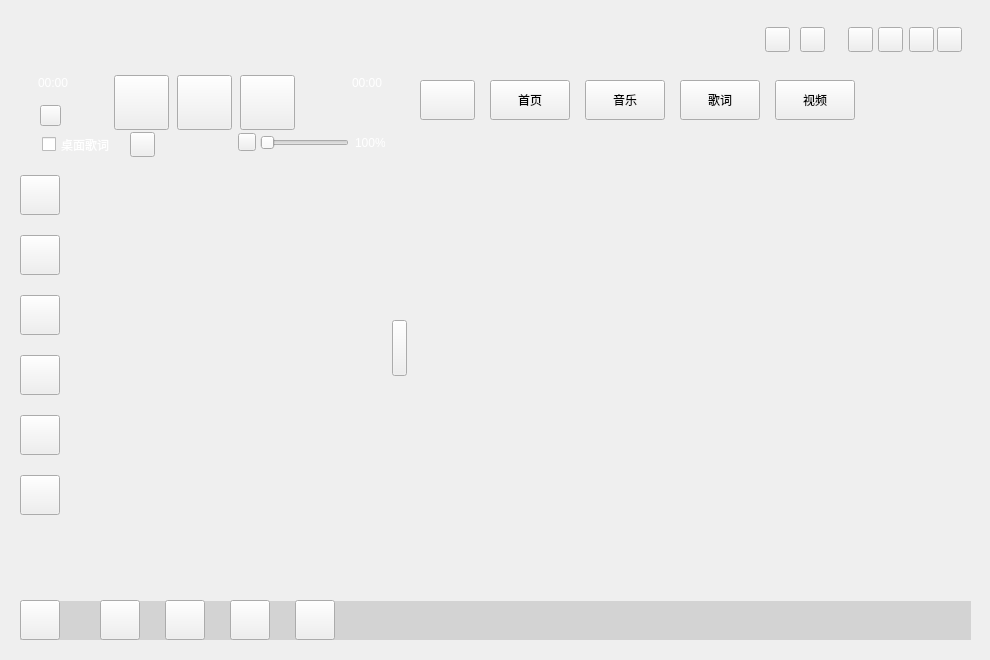
Before: the Qt Designer form ui/application/musicapplication.ui in Greedysky/TTKMusicPlayer, drawn with Qt 5.
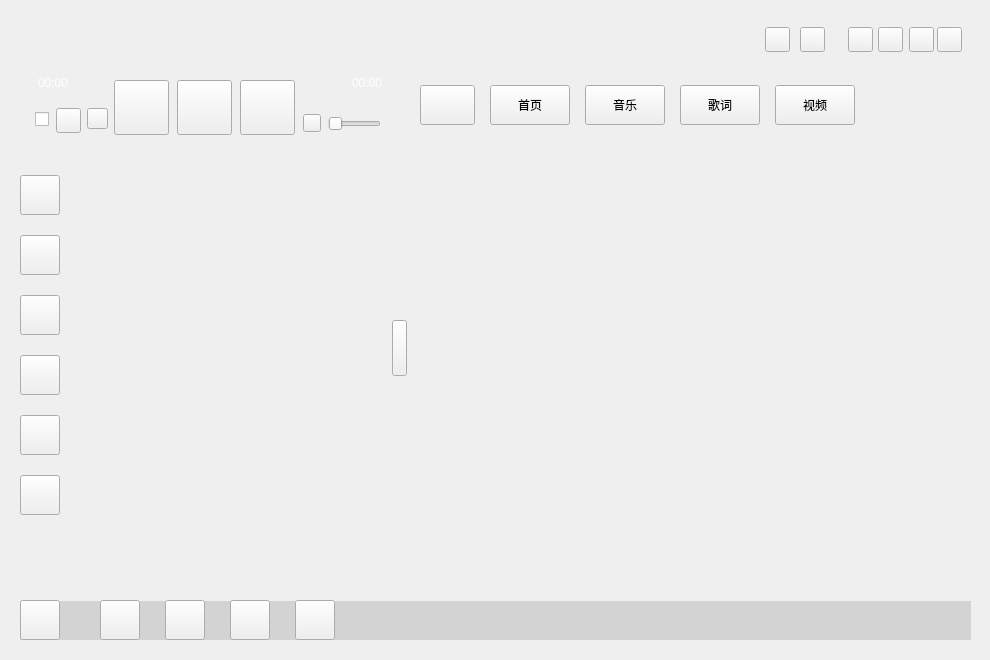
After: the same form once the commit is applied. Icons and pictures are not drawn. Custom widgets are drawn as their Qt base class.

Commit message: adjust the application ui position[885493]

The edit to the form file:
```diff
--- a/ui/application/musicapplication.ui
+++ b/ui/application/musicapplication.ui
@@ -69,7 +69,7 @@
    <property name="geometry">
     <rect>
      <x>114</x>
-     <y>75</y>
+     <y>80</y>
      <width>55</width>
      <height>55</height>
     </rect>
@@ -82,7 +82,7 @@
    <property name="geometry">
     <rect>
      <x>240</x>
-     <y>75</y>
+     <y>80</y>
      <width>55</width>
      <height>55</height>
     </rect>
@@ -124,7 +124,7 @@
    <property name="geometry">
     <rect>
      <x>177</x>
-     <y>75</y>
+     <y>80</y>
      <width>55</width>
      <height>55</height>
     </rect>
@@ -136,8 +136,8 @@
   <widget class="QToolButton" name="musicSound">
    <property name="geometry">
     <rect>
-     <x>238</x>
-     <y>133</y>
+     <x>303</x>
+     <y>114</y>
      <width>18</width>
      <height>18</height>
     </rect>
@@ -152,9 +152,9 @@
   <widget class="QSlider" name="musicSoundSlider">
    <property name="geometry">
     <rect>
-     <x>260</x>
-     <y>135</y>
-     <width>89</width>
+     <x>328</x>
+     <y>116</y>
+     <width>53</width>
      <height>16</height>
     </rect>
    </property>
@@ -162,29 +162,13 @@
     <enum>Qt::Horizontal</enum>
    </property>
   </widget>
-  <widget class="QLabel" name="volumeValue">
-   <property name="geometry">
-    <rect>
-     <x>355</x>
-     <y>135</y>
-     <width>30</width>
-     <height>15</height>
-    </rect>
-   </property>
-   <property name="styleSheet">
-    <string notr="true">color:#FFFFFF;</string>
-   </property>
-   <property name="text">
-    <string>100%</string>
-   </property>
-  </widget>
   <widget class="QStackedWidget" name="songsContainer">
    <property name="geometry">
     <rect>
      <x>60</x>
-     <y>165</y>
+     <y>138</y>
      <width>331</width>
-     <height>436</height>
+     <height>461</height>
     </rect>
    </property>
   </widget>
@@ -336,9 +320,9 @@
    <property name="geometry">
     <rect>
      <x>410</x>
-     <y>120</y>
+     <y>140</y>
      <width>521</width>
-     <height>481</height>
+     <height>461</height>
     </rect>
    </property>
    <property name="currentIndex">
@@ -356,7 +340,7 @@
    <property name="geometry">
     <rect>
      <x>585</x>
-     <y>80</y>
+     <y>85</y>
      <width>80</width>
      <height>40</height>
     </rect>
@@ -372,7 +356,7 @@
    <property name="geometry">
     <rect>
      <x>680</x>
-     <y>80</y>
+     <y>85</y>
      <width>80</width>
      <height>40</height>
     </rect>
@@ -388,7 +372,7 @@
    <property name="geometry">
     <rect>
      <x>420</x>
-     <y>80</y>
+     <y>85</y>
      <width>55</width>
      <height>40</height>
     </rect>
@@ -404,7 +388,7 @@
    <property name="geometry">
     <rect>
      <x>490</x>
-     <y>80</y>
+     <y>85</y>
      <width>80</width>
      <height>40</height>
     </rect>
@@ -432,17 +416,14 @@
   <widget class="QCheckBox" name="musicDesktopLrc">
    <property name="geometry">
     <rect>
-     <x>42</x>
-     <y>135</y>
-     <width>71</width>
+     <x>35</x>
+     <y>110</y>
+     <width>16</width>
      <height>19</height>
     </rect>
    </property>
-   <property name="styleSheet">
-    <string notr="true">color:#FFFFFF;</string>
-   </property>
    <property name="text">
-    <string>桌面歌词</string>
+    <string/>
    </property>
    <property name="checkable">
     <bool>true</bool>
@@ -454,8 +435,8 @@
   <widget class="QToolButton" name="musicBestLove">
    <property name="geometry">
     <rect>
-     <x>40</x>
-     <y>105</y>
+     <x>87</x>
+     <y>108</y>
      <width>21</width>
      <height>21</height>
     </rect>
@@ -502,7 +483,7 @@
    <property name="geometry">
     <rect>
      <x>335</x>
-     <y>105</y>
+     <y>95</y>
      <width>50</width>
      <height>20</height>
     </rect>
@@ -592,7 +573,7 @@
    <property name="geometry">
     <rect>
      <x>775</x>
-     <y>80</y>
+     <y>85</y>
      <width>80</width>
      <height>40</height>
     </rect>
@@ -639,8 +620,8 @@
   <widget class="QToolButton" name="musicPlayMode">
    <property name="geometry">
     <rect>
-     <x>130</x>
-     <y>132</y>
+     <x>56</x>
+     <y>108</y>
      <width>25</width>
      <height>25</height>
     </rect>
@@ -931,7 +912,6 @@
   <zorder>musicKey</zorder>
   <zorder>musicSound</zorder>
   <zorder>musicSoundSlider</zorder>
-  <zorder>volumeValue</zorder>
   <zorder>songsContainer</zorder>
   <zorder>showCurrentSong</zorder>
   <zorder>musicWindowSpace</zorder>
```
The commit also changes 7 other files.
